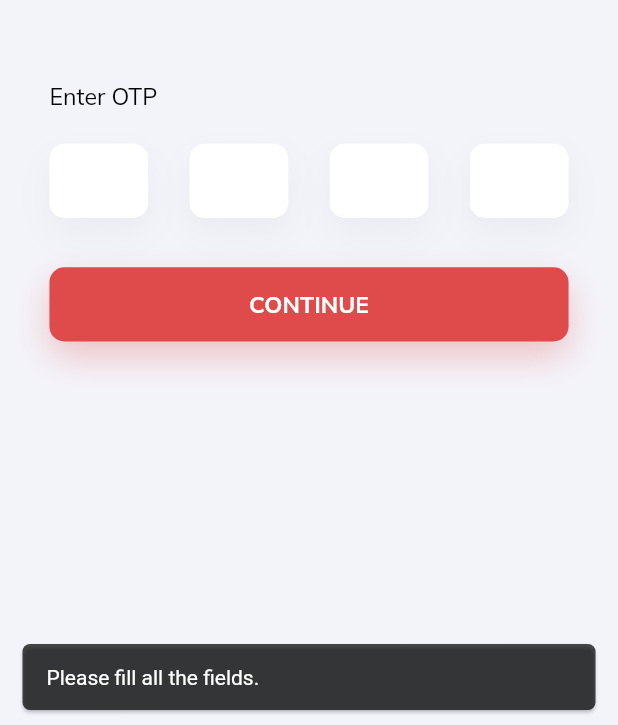
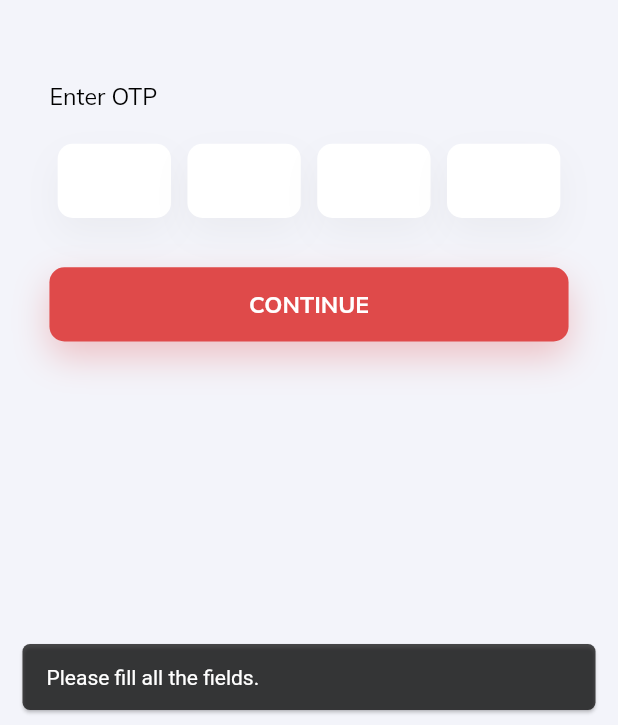
Before and after one commit to RamaniPalak/gurukul_app, a Flutter app: the EnterOTPScreen screen opened by its route, after a tap on "CONTINUE", on a phone screen of 412 x 824 dp, the part 511-1236 px from its top. Run offline on Flutter 3.47's test engine with Material 2 defaults, Android fonts, the phone set to English and light mode, and no system bars; our stand-ins replace dio, image_picker, package_info_plus, shared_preferences, webview_flutter; accounts and stored records are empty; network calls fail.

Commit message:
- Validation improvements. - family request list screen ui enhancements.

```diff
--- a/gurukul_app/lib/app/providers/profile_provider.dart
+++ b/gurukul_app/lib/app/providers/profile_provider.dart
@@ -687,6 +687,7 @@ class ProfileProviderImpl extends BaseNotifier implements ProfileProvider {
       final res = await repo.getFaimilyRequestList();
 
       if (res.status == 0) {
+
         apiResIsFailed(_familyPendingList!, res.message ?? '');
       } else {
         apiResIsSuccess(_familyPendingList!, res);
--- a/gurukul_app/lib/app/screens/auth/enter_mobile_screen.dart
+++ b/gurukul_app/lib/app/screens/auth/enter_mobile_screen.dart
@@ -53,7 +53,11 @@ class EnterMobileScreen extends BaseStateLess {
               SizedBox(height: kFlexibleSize(50.0)),
               Text('Enter Mobile Number',style: kAuthTitleStyle,textAlign: TextAlign.start),
               SizedBox(height: kFlexibleSize(20.0)),
-              BaseTextField(hint: 'Mobile Number',keyboardType: TextInputType.phone,isLast: true,controller: mobileField,autoFocus: true,),
+              BaseTextField(hint: 'Mobile Number',keyboardType: TextInputType.phone,isLast: true,controller: mobileField,autoFocus: true,onChanged: (text){
+                if (text.length > 9) {
+                  FocusScope.of(context).requestFocus(FocusNode());
+                }
+              },),
               SizedBox(height: kFlexibleSize(30.0)),
               mobileConsumer(context),
             ],
--- a/gurukul_app/lib/app/screens/auth/enter_otp_screen.dart
+++ b/gurukul_app/lib/app/screens/auth/enter_otp_screen.dart
@@ -38,6 +38,8 @@ class _EnterOTPScreenState extends BaseState<EnterOTPScreen> {
     }
   }
 
+  final otpDigits = 4;
+
   @override
   void initState() {
     // TODO: implement initState
@@ -46,8 +48,8 @@ class _EnterOTPScreenState extends BaseState<EnterOTPScreen> {
 
     final auth = Provider.of<AuthProviderImpl>(context,listen: false);
     setState(() {
-      otpController.text = (auth.sendOtpRes?.data?.data?.otp ?? null)?.toString() ?? '';
-      otpTexts = otpController.text;
+      // otpController.text = (auth.sendOtpRes?.data?.data?.otp ?? null)?.toString() ?? '';
+      // otpTexts = otpController.text;
     });
   }
 
@@ -120,25 +122,30 @@ class _EnterOTPScreenState extends BaseState<EnterOTPScreen> {
       children: [
         Row(
           mainAxisAlignment: MainAxisAlignment.spaceBetween,
-          children: [
-            otpField(text: '${otpTexts.safeIndexStrFrom(0)}'),
-            otpField(text: '${otpTexts.safeIndexStrFrom(1)}'),
-            otpField(text: '${otpTexts.safeIndexStrFrom(2)}'),
-            otpField(text: '${otpTexts.safeIndexStrFrom(3)}'),
-          ],
+          children:
+          List.generate(otpDigits, (index) {
+            return otpField(text: '${otpTexts.safeIndexStrFrom(index)}');
+          }
+          )
+          // [
+          //   otpField(text: '${otpTexts.safeIndexStrFrom(0)}'),
+          //   otpField(text: '${otpTexts.safeIndexStrFrom(1)}'),
+          //   otpField(text: '${otpTexts.safeIndexStrFrom(2)}'),
+          //   otpField(text: '${otpTexts.safeIndexStrFrom(3)}'),
+          // ],
         ),
         TextField(
           autofocus: true,
           controller: otpController,
           onChanged: (text) {
 
-            if (text.length <= 4) {
+            if (text.length <= otpDigits) {
               setState(() {
                 otpTexts = text;
               });
             }
 
-            if (text.length > 3) {
+            if (text.length > otpDigits - 1) {
               FocusScope.of(context).requestFocus(FocusNode());
               otpController.text = this.otpTexts;
             }
@@ -164,9 +171,9 @@ class _EnterOTPScreenState extends BaseState<EnterOTPScreen> {
   }
 
   Widget otpField({required String text}) {
-    return AspectRatio(
-      aspectRatio: 1.33,
+    return Expanded(
       child: Container(
+        margin: EdgeInsets.symmetric(horizontal: kFlexibleSize(5.0)),
         height: kFlexibleSize(45.0),
         decoration: BoxDecoration(
           color: Colors.white,
--- a/gurukul_app/lib/app/screens/auth/login_screen.dart
+++ b/gurukul_app/lib/app/screens/auth/login_screen.dart
@@ -60,15 +60,19 @@ class _LoginScreenState extends State<LoginScreen> {
           child: Column(
             crossAxisAlignment: CrossAxisAlignment.stretch,
             children: [
-              SizedBox(height: kFlexibleSize(40.0)),
+              SizedBox(height: kFlexibleSize(30.0)),
               Container(
-                height: kFlexibleSize(270.0),
+                height: kFlexibleSize(250.0),
                 width: double.infinity,
                   child: appIconImage),
               SizedBox(height: kFlexibleSize(50.0)),
               Text('Login to your Account',style: kAuthTitleStyle,textAlign: TextAlign.start),
               SizedBox(height: kFlexibleSize(20.0)),
-              BaseTextField(hint: 'Mobile Number',keyboardType: TextInputType.phone,controller: mobileField,),
+              BaseTextField(hint: 'Mobile Number',keyboardType: TextInputType.phone,controller: mobileField,onChanged: (text){
+                if (text.length > 9) {
+                  FocusScope.of(context).requestFocus(FocusNode());
+                }
+              },autoFocus: true,),
               SizedBox(height: kFlexibleSize(10.0)),
               BaseTextField(hint: 'Password',keyboardType: TextInputType.visiblePassword,secureText: true,isLast: true,controller: passwordField,),
               InkWell(
@@ -87,7 +91,7 @@ class _LoginScreenState extends State<LoginScreen> {
               ),
               SizedBox(height: kFlexibleSize(10.0)),
               loginConsumer(context),
-              SizedBox(height: kFlexibleSize(80.0)),
+              SizedBox(height: kFlexibleSize(8.0)),
               Row(
                 mainAxisAlignment: MainAxisAlignment.center,
                 children: [
--- a/gurukul_app/lib/app/screens/auth/signup_screen.dart
+++ b/gurukul_app/lib/app/screens/auth/signup_screen.dart
@@ -60,7 +60,7 @@ class SignUpScreen extends BaseStateLess {
                   style: kAuthTitleStyle, textAlign: TextAlign.start),
               SizedBox(height: kFlexibleSize(20.0)),
               BaseTextField(
-                hint: 'Full Name',
+                hint: 'First Name',
                 keyboardType: TextInputType.name,
                 controller: fullNameController,
               ),
--- a/gurukul_app/lib/app/screens/family_list/family_pending_list.dart
+++ b/gurukul_app/lib/app/screens/family_list/family_pending_list.dart
@@ -125,7 +125,7 @@ class _FamilyPendingListState extends State<FamilyPendingList> {
                                     ),
                                   ),
                                   SizedBox(
-                                    width: 200,
+                                    width: kFlexibleSize(150),
                                     child: CategoryTypeDropDown(
                                       data: relations ?? [],
                                       hint: 'Select Relation',
@@ -168,6 +168,7 @@ class _FamilyPendingListState extends State<FamilyPendingList> {
                                                 child: Text(
                                                   'Approve',
                                                   style: TextStyle(
+                                                    fontSize: kFlexibleSize(15),
                                                       color:
                                                       Colors.white),
                                                 ),
@@ -190,6 +191,7 @@ class _FamilyPendingListState extends State<FamilyPendingList> {
                                                 child: Text(
                                                   'Reject',
                                                   style: TextStyle(
+                                                      fontSize: kFlexibleSize(15),
                                                       color:
                                                       Colors.white),
                                                 ),
--- a/gurukul_app/lib/app/screens/lending_page.dart
+++ b/gurukul_app/lib/app/screens/lending_page.dart
@@ -39,7 +39,9 @@ class LendingPage extends BaseStateLess{
       }
 
       if(auth.isNewUpdateAvailable == true){
-        return StuckTheAppPage(btnTap: (){}, text: 'New update available, please click on go to update the app.', btnText: 'Update');
+        return StuckTheAppPage(btnTap: (){
+
+        }, text: 'New update available, please click on go to update the app.', btnText: 'Update');
       }
 
       if (auth.isLogin == null){
--- a/gurukul_app/lib/app/screens/profile/profile_screen.dart
+++ b/gurukul_app/lib/app/screens/profile/profile_screen.dart
@@ -81,7 +81,7 @@ class _HomeScreenState extends BaseState<ProfileScreen> {
   }
 
 
-  getPendingFamilyRequestList() async {
+  Future getPendingFamilyRequestList() async {
 
     final home = Provider.of<ProfileProviderImpl>(context, listen: false);
 
@@ -95,7 +95,7 @@ class _HomeScreenState extends BaseState<ProfileScreen> {
 
     await home.getFaimilyRequestList();
 
-    if ((home.familyPendingList?.data?.data?.list?.length ?? 0) > 0) {
+    if (home.familyPendingList?.state == Status.COMPLETED && (home.familyPendingList?.data?.data?.list?.length ?? 0) > 0) {
       try {
         CustomPopup(context, title: 'Family Request', message: "Your have ${home.familyPendingList?.data?.data?.list?.length ?? 0} Requests", primaryBtnTxt: 'Show',secondaryBtnTxt: 'Cancel',primaryAction: (){
           Navigator.of(context).push(MaterialPageRoute(builder: (context) => FamilyPendingList(),));
--- a/gurukul_app/lib/app/views/base_text_field.dart
+++ b/gurukul_app/lib/app/views/base_text_field.dart
@@ -51,10 +51,12 @@ class BaseTextField extends StatelessWidget {
             ],
             style: TextStyle(fontSize: kRegularFontSize,color: (enabled == false) ? kFontColor.withOpacity(0.5) : kFontColor),
             cursorColor: kPrimaryColor,
+            // maxLength: keyboardType == TextInputType.phone ? 10 : null,
             keyboardType: keyboardType,
             textInputAction:
                 isLast == true ? TextInputAction.done : TextInputAction.next,
             decoration: InputDecoration(
+              counter: SizedBox.shrink(),
               focusColor: kPrimaryColor,
               hintText: hint,
               contentPadding:
```
Also changed, not shown: gurukul_app/lib/app/components/user_basic_detail_component.dart (+6 -6 lines), gurukul_app/lib/app/providers/auth_provider.dart (+29 -8 lines), gurukul_app/lib/app/screens/family_list/family_list_screen.dart (+46 -2 lines), gurukul_app/lib/app/screens/news/news_list.dart (+28 -0 lines), 1 other file.
